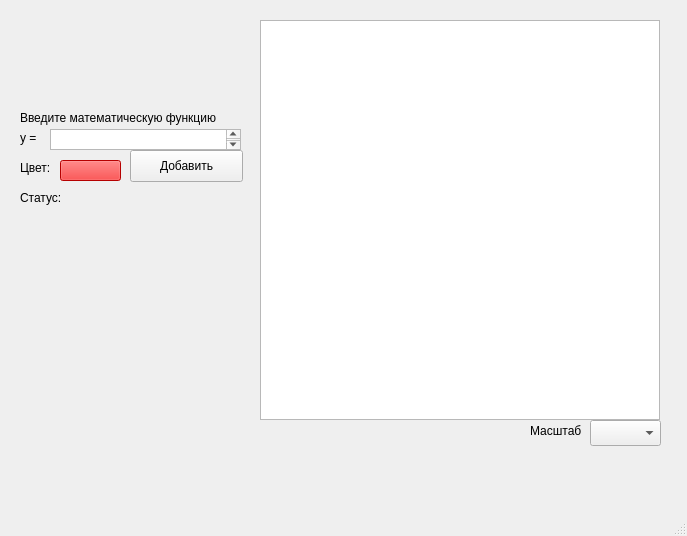
This is src/MainWindowUI.ui in Jagtrieb/GraphicCalculator as Qt 5 draws it before an edit. The edited form follows.
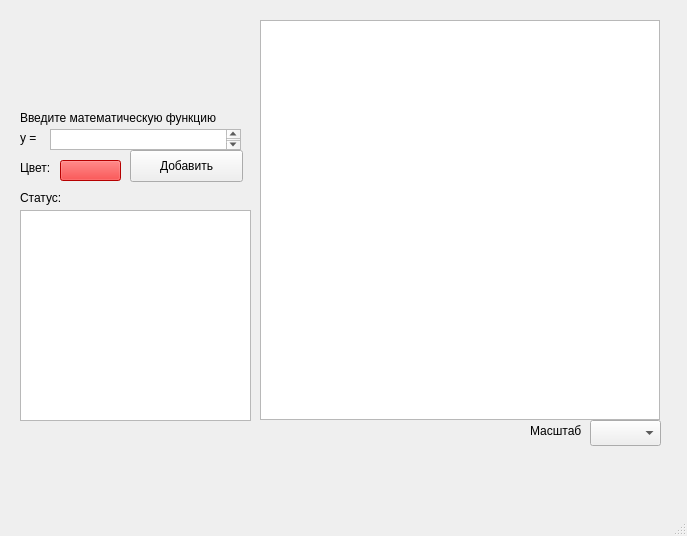
This is the edited form.

Commit message: Added Multiple functions feature

The edit to the form file:
```diff
--- a/src/MainWindowUI.ui
+++ b/src/MainWindowUI.ui
@@ -138,6 +138,16 @@
      </rect>
     </property>
    </widget>
+   <widget class="QTableWidget" name="tableWidget">
+    <property name="geometry">
+     <rect>
+      <x>20</x>
+      <y>210</y>
+      <width>231</width>
+      <height>211</height>
+     </rect>
+    </property>
+   </widget>
   </widget>
   <widget class="QMenuBar" name="menubar">
    <property name="geometry">
```
The commit also changes 2 other files.
